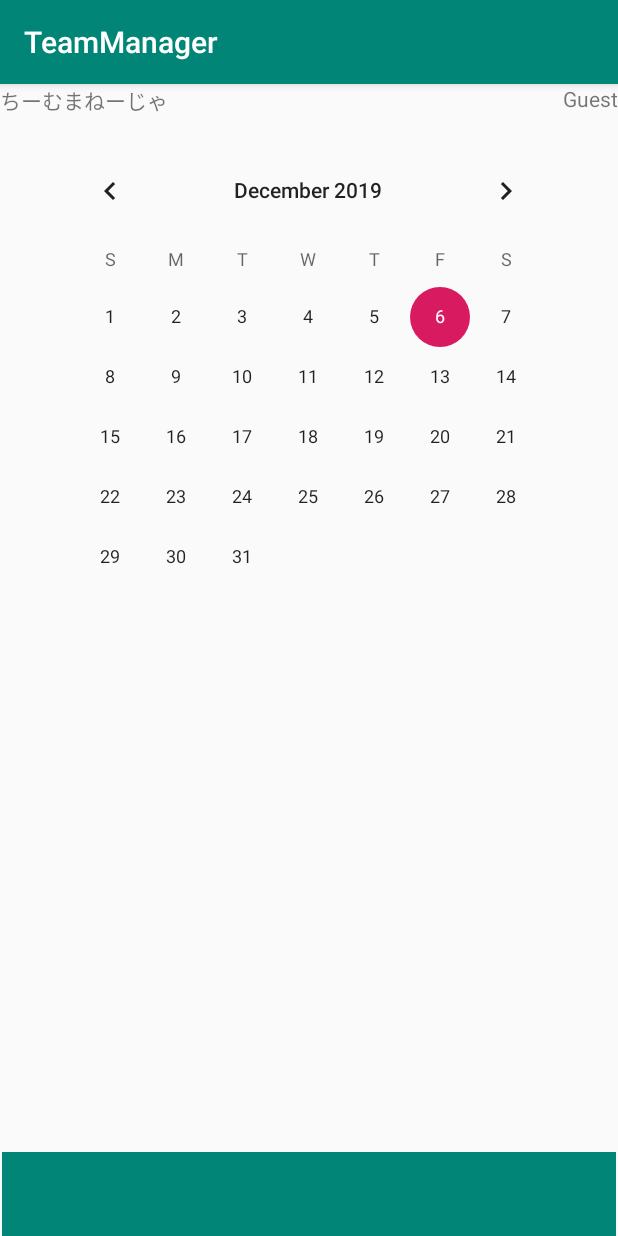
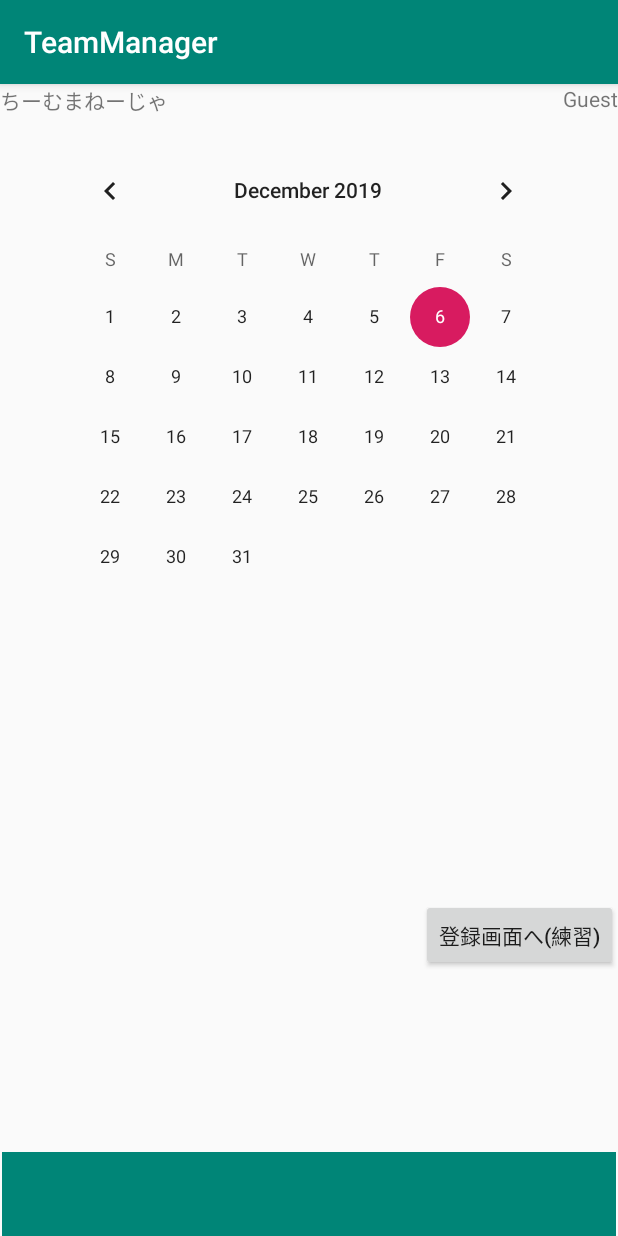
Before and after one commit to mkanegon/TeamManager, an Android app: the screen it shows after launch (MainActivity), on a phone screen of 412 x 824 dp. Run offline under Robolectric (Android 15) with nearby library versions, the phone set to English and light mode, and no system bars.

Commit message:
画面遷移テスト
とりあえず実行ができるようにしたはず

```diff
--- a/app/src/main/AndroidManifest.xml
+++ b/app/src/main/AndroidManifest.xml
@@ -16,6 +16,9 @@
                 <category android:name="android.intent.category.LAUNCHER" />
             </intent-filter>
         </activity>
+        <activity android:name=".Register"
+            android:label="@string/app_name">
+        </activity>
     </application>
 
 </manifest>
--- a/app/src/main/java/com/example/teammanager/MainActivity.java
+++ b/app/src/main/java/com/example/teammanager/MainActivity.java
@@ -2,7 +2,10 @@ package com.example.teammanager;
 
 import androidx.appcompat.app.AppCompatActivity;
 
+import android.content.Intent;
 import android.os.Bundle;
+import android.view.View;
+import android.widget.Button;
 
 public class MainActivity extends AppCompatActivity {
 
@@ -10,5 +13,13 @@ public class MainActivity extends AppCompatActivity {
     protected void onCreate(Bundle savedInstanceState) {
         super.onCreate(savedInstanceState);
         setContentView(R.layout.activity_main);
+
+        Button button = findViewById(R.id.tmp);
+        button.setOnClickListener(new View.OnClickListener() {
+            @Override
+            public void onClick(View v) {
+                MainActivity.this.startActivity(new Intent(MainActivity.this, Register.class));
+            }
+        });
     }
 }
--- a/app/src/main/res/layout/activity_main.xml
+++ b/app/src/main/res/layout/activity_main.xml
@@ -43,4 +43,13 @@
         app:layout_constraintEnd_toEndOf="parent"
         app:layout_constraintStart_toStartOf="parent" />
 
+    <Button
+        android:id="@+id/tmp"
+        android:layout_width="wrap_content"
+        android:layout_height="wrap_content"
+        android:layout_marginTop="168dp"
+        android:text="@string/tmp"
+        app:layout_constraintEnd_toEndOf="parent"
+        app:layout_constraintTop_toBottomOf="@+id/ClickableCalendar" />
+
 </androidx.constraintlayout.widget.ConstraintLayout>
--- a/app/src/main/res/values/strings.xml
+++ b/app/src/main/res/values/strings.xml
@@ -3,4 +3,6 @@
     <string name="Application_name">ちーむまねーじゃ</string>
     <string name="user">Guest</string>
     <string name="foottext">something</string>
+    <string name="regist">登録画面</string>
+    <string name="tmp">登録画面へ(練習)</string>
 </resources>
```
Also changed, not shown: app/src/main/java/com/example/teammanager/Register.java (added, +23 -0 lines), app/src/main/res/layout/activity_regist.xml (added, +26 -0 lines).
